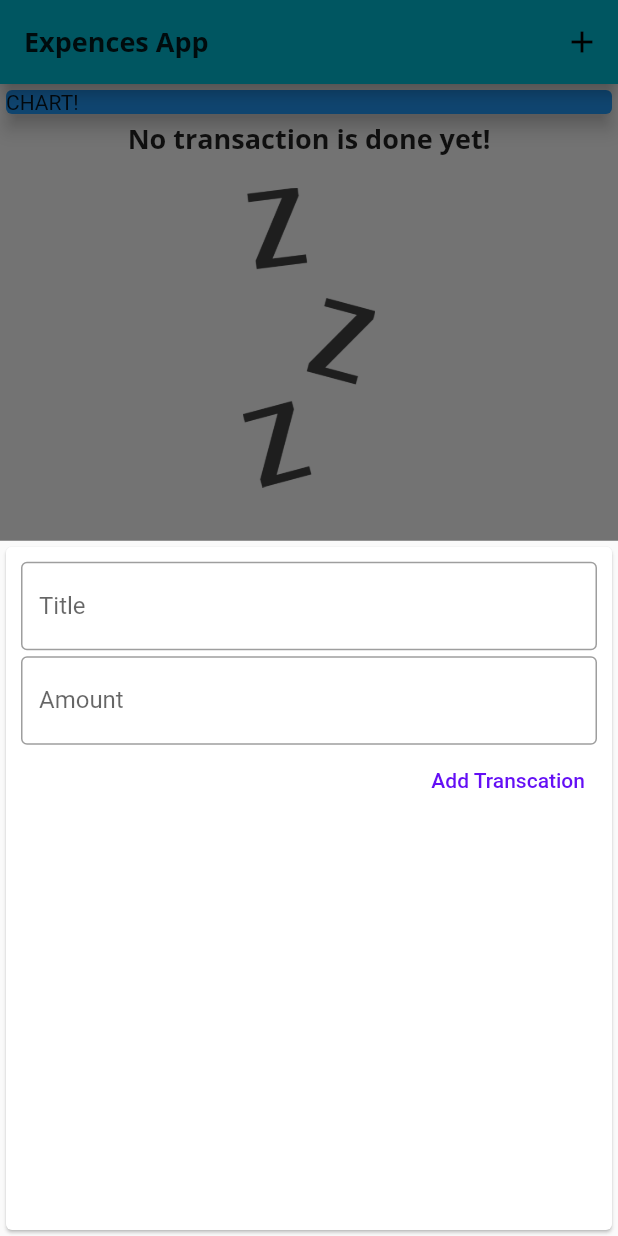
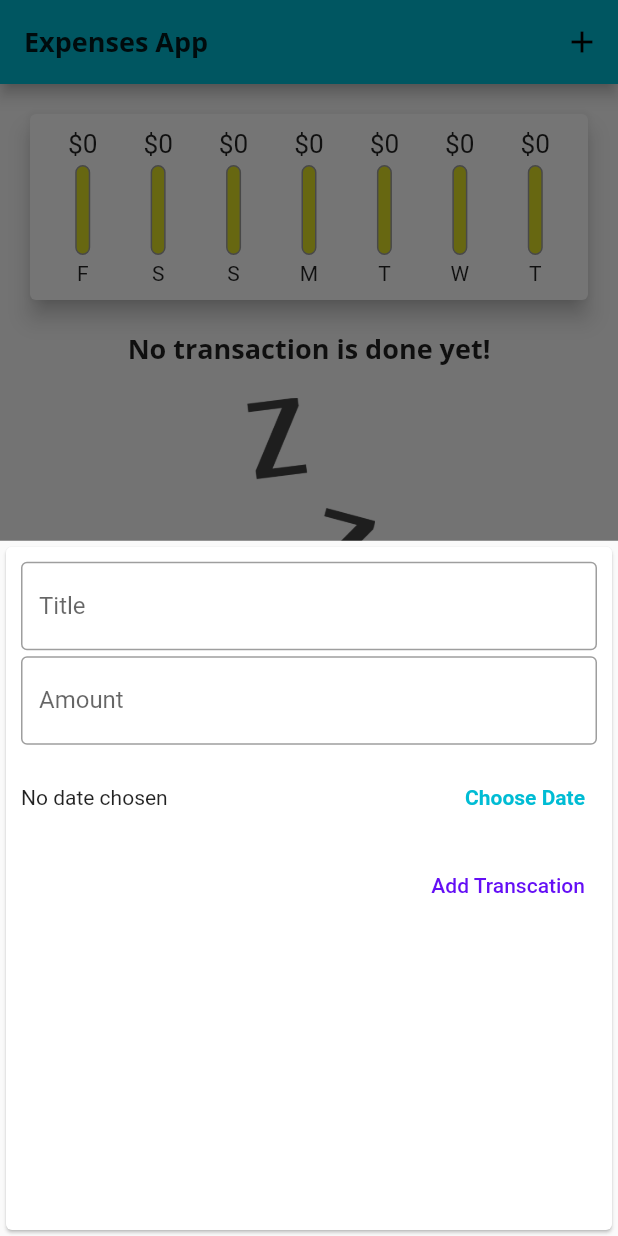
Before and after one commit to Ayush13Bhatia/personal_expences_app, a Flutter app: the screen it shows after launch, after a tap on the "add" icon, on a phone screen of 412 x 824 dp. Run offline on Flutter 3.47's test engine with Material 2 defaults, Android fonts, the light colour scheme and no system bars.

Commit message:
Chart Bar

```diff
--- a/lib/main.dart
+++ b/lib/main.dart
@@ -1,6 +1,5 @@
-import 'dart:ui';
-
 import 'package:flutter/material.dart';
+import '../widgets/chart.dart';
 import './widgets/transaction_list.dart';
 import './widgets/new_transaction.dart';
 import '../models/transaction.dart';
@@ -12,7 +11,7 @@ class MyApp extends StatelessWidget {
   Widget build(BuildContext context) {
     return MaterialApp(
       debugShowCheckedModeBanner: false,
-      title: "Personal Expences App",
+      title: "Personal Expenses App",
       theme: ThemeData(
         primarySwatch: Colors.cyan,
         accentColor: Colors.amber,
@@ -43,7 +42,7 @@ class MyHomePage extends StatefulWidget {
 }
 
 class _MyHomePageState extends State<MyHomePage> {
-  final List<Transaction> transaction = [
+  final List<Transaction> _usertransactions = [
     // Transaction(
     //   id: 't1',
     //   title: 'Mac Book Air',
@@ -57,16 +56,26 @@ class _MyHomePageState extends State<MyHomePage> {
     //   date: DateTime.now(),
     // ),
   ];
-  void _addNewTransaction(String txTitle, double txAmount) {
+
+  void _addNewTransaction(
+      String txTitle, double txAmount, DateTime chosenDate) {
     final newTx = Transaction(
       id: DateTime.now().toString(),
       title: txTitle,
       amount: txAmount,
-      date: DateTime.now(),
+      date: chosenDate,
     );
     setState(() {
-      transaction.add(newTx);
+      _usertransactions.add(newTx);
     });
+  }
+
+  List<Transaction> get _recentTransactions {
+    return _usertransactions.where((tx) {
+      return tx.date.isAfter(DateTime.now().subtract(
+        Duration(days: 7),
+      ));
+    }).toList();
   }
 
   final titleController = TextEditingController();
@@ -85,12 +94,18 @@ class _MyHomePageState extends State<MyHomePage> {
         });
   }
 
+  void _deleteTransaction(String id) {
+    setState(() {
+      _usertransactions.removeWhere((tx) => tx.id == id);
+    });
+  }
+
   @override
   Widget build(BuildContext context) {
     return Scaffold(
       appBar: AppBar(
         title: Text(
-          "Expences App",
+          "Expenses App",
           style: Theme.of(context).textTheme.bodyText1,
         ),
         actions: [
@@ -110,16 +125,9 @@ class _MyHomePageState extends State<MyHomePage> {
           mainAxisAlignment: MainAxisAlignment.start,
           crossAxisAlignment: CrossAxisAlignment.start,
           children: [
-            Container(
-              width: double.infinity,
-              child: const Card(
-                color: Colors.blue,
-                elevation: 5,
-                child: Text("CHART!"),
-              ),
-            ),
+            Chart(_recentTransactions),
             Center(
-              child: TransactionList(transaction),
+              child: TransactionList(_usertransactions, _deleteTransaction),
             )
           ],
         ),
--- /dev/null
+++ b/lib/widgets/chart.dart
@@ -0,0 +1,62 @@
+import 'dart:collection';
+
+import 'package:flutter/material.dart';
+import 'package:intl/intl.dart';
+import 'package:personal_expences_app/widgets/chartBar.dart';
+import '../models/transaction.dart';
+
+class Chart extends StatelessWidget {
+  final List<Transaction> recentTransaction;
+  Chart(this.recentTransaction);
+
+  List<Map<String, Object>> get groupedTransactionValues {
+    return List.generate(7, (index) {
+      final weekDay = DateTime.now().subtract(Duration(days: index));
+      double totalSum = 0.0;
+
+      for (var i = 0; i < recentTransaction.length; i++) {
+        if (recentTransaction[i].date.day == weekDay.day &&
+            recentTransaction[i].date.month == weekDay.month &&
+            recentTransaction[i].date.year == weekDay.year) {
+          totalSum += recentTransaction[i].amount;
+        }
+      }
+      return {
+        'day': DateFormat.E().format(weekDay).substring(0, 1),
+        'amount': totalSum
+      };
+    }).reversed.toList();
+  }
+
+  double get totalSpending {
+    return groupedTransactionValues.fold(0.0, (sum, item) {
+      return sum + (item["amount"] as double);
+    });
+  }
+
+  @override
+  Widget build(BuildContext context) {
+    return Card(
+      elevation: 6,
+      margin: EdgeInsets.all(20),
+      child: Padding(
+        padding: EdgeInsets.all(10),
+        child: Row(
+          mainAxisAlignment: MainAxisAlignment.spaceAround,
+          children: groupedTransactionValues.map((data) {
+            return Flexible(
+              fit: FlexFit.tight,
+              child: ChartBar(
+                (data['day'] as String),
+                (data['amount'] as double),
+                totalSpending == 0.0
+                    ? 0.0
+                    : (data['amount'] as double) / totalSpending,
+              ),
+            );
+          }).toList(),
+        ),
+      ),
+    );
+  }
+}
--- /dev/null
+++ b/lib/widgets/chartBar.dart
@@ -0,0 +1,52 @@
+import 'package:flutter/material.dart';
+
+class ChartBar extends StatelessWidget {
+  final String label;
+  final double spendingAmount;
+  final double spendingPctOfTotal;
+
+  ChartBar(this.label, this.spendingAmount, this.spendingPctOfTotal);
+
+  @override
+  Widget build(BuildContext context) {
+    return Column(
+      children: [
+        Container(
+          height: 20,
+          child: FittedBox(
+            child: Text(
+              '\$${spendingAmount.toStringAsFixed(0)}',
+            ),
+          ),
+        ),
+        SizedBox(height: 4),
+        Container(
+          height: 60,
+          width: 10,
+          child: Stack(
+            children: [
+              Container(
+                decoration: BoxDecoration(
+                  border: Border.all(color: Colors.grey, width: 1.0),
+                  color: Color.fromARGB(220, 220, 220, 1),
+                  borderRadius: BorderRadius.circular(10),
+                ),
+              ),
+              FractionallySizedBox(
+                heightFactor: spendingPctOfTotal,
+                child: Container(
+                  decoration: BoxDecoration(
+                    color: Theme.of(context).primaryColor,
+                    borderRadius: BorderRadius.circular(10),
+                  ),
+                ),
+              )
+            ],
+          ),
+        ),
+        SizedBox(height: 4),
+        Text(label),
+      ],
+    );
+  }
+}
--- a/lib/widgets/new_transaction.dart
+++ b/lib/widgets/new_transaction.dart
@@ -1,5 +1,6 @@
 import 'package:flutter/material.dart';
 import 'package:flutter/services.dart';
+import 'package:intl/intl.dart';
 
 class NewTransaction extends StatefulWidget {
   final Function addTx;
@@ -11,18 +12,41 @@ class NewTransaction extends StatefulWidget {
 class _NewTransactionState extends State<NewTransaction> {
   final titleController = TextEditingController();
   final amountController = TextEditingController();
+  DateTime _selectedDate = DateTime(1997);
 
   void submitData() {
+    if (amountController.text.isEmpty) {
+      return;
+    }
     final enteredTitle = titleController.text;
     final enteredAmount = double.parse(amountController.text);
-    if (enteredTitle.isEmpty || enteredAmount <= 0) {
+    if (enteredTitle.isEmpty ||
+        enteredAmount <= 0 ||
+        _selectedDate == DateTime(1997)) {
       return;
     }
     widget.addTx(
       enteredTitle,
       enteredAmount,
+      _selectedDate,
     );
     Navigator.of(context).pop();
+  }
+
+  void _presentDatePicker() {
+    showDatePicker(
+            context: context,
+            initialDate: DateTime.now(),
+            firstDate: DateTime(1997),
+            lastDate: DateTime.now())
+        .then((pickerDate) {
+      if (pickerDate == null) {
+        return;
+      }
+      setState(() {
+        _selectedDate = pickerDate;
+      });
+    });
   }
 
   @override
@@ -51,6 +75,30 @@ class _NewTransactionState extends State<NewTransaction> {
                 labelText: "Amount",
               ),
             ),
+            Container(
+              height: 70,
+              child: Row(
+                children: [
+                  Expanded(
+                    child: Text(
+                      _selectedDate == DateTime(1997)
+                          ? 'No date chosen'
+                          : 'Picker Date:- ${DateFormat.yMd().format(_selectedDate)}',
+                    ),
+                  ),
+                  TextButton(
+                    style: TextButton.styleFrom(
+                      primary: Theme.of(context).primaryColor,
+                    ),
+                    onPressed: _presentDatePicker,
+                    child: Text(
+                      'Choose Date',
+                      style: TextStyle(fontWeight: FontWeight.bold),
+                    ),
+                  ),
+                ],
+              ),
+            ),
             TextButton(
               style: TextButton.styleFrom(
                 primary: const Color.fromARGB(255, 100, 15, 245),
```
Also changed, not shown: lib/widgets/transaction_list.dart (+72 -26 lines).
